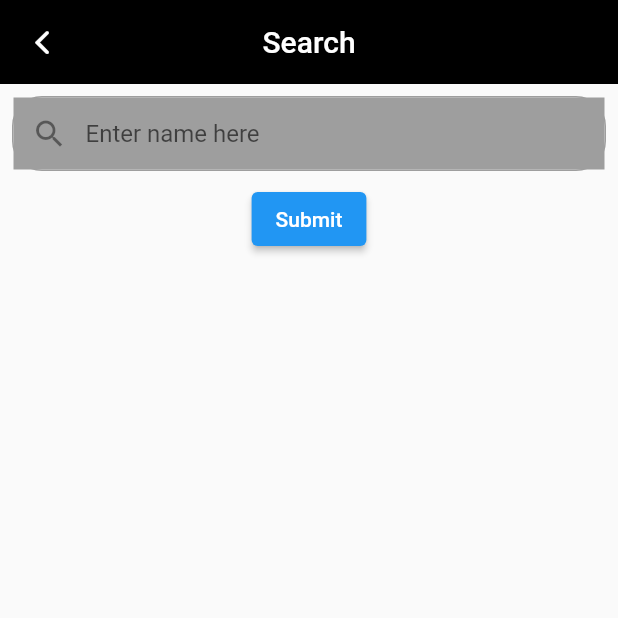
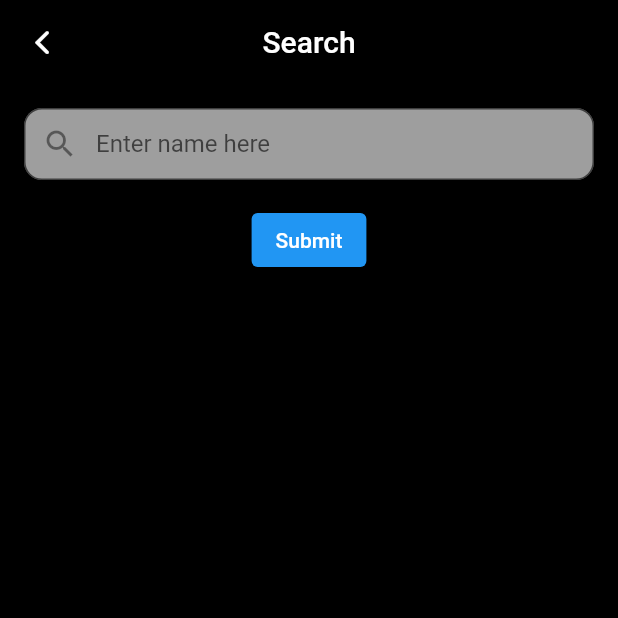
Before and after one commit to kiengocngo/newss, a Flutter app: the FriendSearch screen opened by its route, on a phone screen of 412 x 824 dp, the top half of it. Run offline on Flutter 3.47's test engine with Material 2 defaults, Android fonts, the phone set to English and light mode, and no system bars; our stand-ins replace bloc, bloc_concurrency, cloud_firestore, equatable, firebase_core, flutter_bloc and 1 more; accounts and stored records are empty; key blocks and very long unbroken strings in the code were emptied for the run.

Commit message:
add friend search + add friend

```diff
--- a/lib/blocs/chats_bloc/chats_bloc.dart
+++ b/lib/blocs/chats_bloc/chats_bloc.dart
@@ -29,7 +29,6 @@ class ChatsBloc extends Bloc<ChatsEvent, ChatsState> {
                   message: data.docs[i].data()["message"]));
             }
           }
-          print(tmp.length);
           emit(ChatsState.loaded(tmp));
 
           //  log(tmp.toString());
--- a/lib/src/components/input_text/text_field.dart
+++ b/lib/src/components/input_text/text_field.dart
@@ -1,4 +1,5 @@
 import 'package:flutter/material.dart';
+import 'package:flutter/services.dart';
 
 // ignore: must_be_immutable
 class TextInputField extends StatelessWidget {
@@ -18,14 +19,9 @@ class TextInputField extends StatelessWidget {
   @override
   Widget build(BuildContext context) {
     return Padding(
-      padding: const EdgeInsets.all(8.0),
-      child: Container(
-        decoration: BoxDecoration(
-            border: Border.all(
-              color: Colors.grey,
-            ),
-            borderRadius: BorderRadius.circular(20)),
+      padding: const EdgeInsets.all(16.0),
       child: TextFormField(
+        style: TextStyle(color: Colors.white),
         keyboardType: type,
         controller: controller,
         textAlignVertical: TextAlignVertical.center,
@@ -38,7 +34,9 @@ class TextInputField extends StatelessWidget {
           prefixIcon: prefixIcon,
           contentPadding: const EdgeInsets.only(left: 4),
           hintText: text,
-            border: InputBorder.none,
+          border: OutlineInputBorder(
+            borderRadius: BorderRadius.circular(12),
+            borderSide: const BorderSide(color: Colors.grey, width: 1),
           ),
         ),
       ),
--- a/lib/src/models/my_user.dart
+++ b/lib/src/models/my_user.dart
@@ -6,6 +6,7 @@ class MyUser {
   String phoneNumber;
   String address;
   String base64Image;
+  List<String> friends;
   MyUser({
     required this.uid,
     required this.name,
@@ -14,6 +15,7 @@ class MyUser {
     required this.phoneNumber,
     required this.address,
     required this.base64Image,
+    required this.friends,
   });
 
   factory MyUser.fromJson(Map<String, dynamic> json) {
@@ -22,6 +24,7 @@ class MyUser {
         name: json["name"],
         email: json["email"],
         password: "no",
+        friends: json["friends"],
         phoneNumber: json["phoneNumber"],
         address: json["address"],
         base64Image: json["base64Image"]);
--- a/lib/src/ui/chat/components/receiver_message.dart
+++ b/lib/src/ui/chat/components/receiver_message.dart
@@ -1,8 +1,6 @@
 import 'dart:convert';
 
 import 'package:flutter/material.dart';
-
-import '../../../components/constant.dart';
 
 // ignore: must_be_immutable
 class ReceiverMessage extends StatelessWidget {
--- a/lib/src/ui/chat/screens/details.dart
+++ b/lib/src/ui/chat/screens/details.dart
@@ -1,4 +1,3 @@
-
 import 'package:cloud_firestore/cloud_firestore.dart';
 import 'package:flutter/material.dart';
 import 'package:flutter_bloc/flutter_bloc.dart';
@@ -69,7 +68,6 @@ class _DetailsScreenState extends State<DetailsScreen> {
                           }
                         } else {
                           return Column(
-
                             children: [
                               Text(
                                 DateFormat.yMd().add_jm().format(
--- a/lib/src/ui/chat/screens/enter_chat_room.dart
+++ b/lib/src/ui/chat/screens/enter_chat_room.dart
@@ -10,7 +10,7 @@ class EnterChatRoom extends StatelessWidget {
   Widget build(BuildContext context) {
     return Scaffold(
       appBar: AppBar(
-        title: Text("Enter uid"),
+        title: const Text("Enter uid"),
         centerTitle: true,
       ),
       body: Center(
@@ -19,7 +19,7 @@ class EnterChatRoom extends StatelessWidget {
             TextInputField(
                 text: "Enter user uid",
                 type: TextInputType.text,
-                prefixIcon: Icon(Icons.text_fields),
+                prefixIcon: const Icon(Icons.text_fields),
                 controller: _controller),
             ElevatedButton(
                 onPressed: () {
--- a/lib/src/ui/chat/screens/friend_search.dart
+++ b/lib/src/ui/chat/screens/friend_search.dart
@@ -14,6 +14,7 @@ class FriendSearch extends StatelessWidget {
   Widget build(BuildContext context) {
     Size size = MediaQuery.of(context).size;
     return Scaffold(
+      backgroundColor: Colors.black,
       appBar: AppBar(
         centerTitle: true,
         title: const Text(
@@ -67,12 +68,18 @@ class FriendSearch extends StatelessWidget {
                       child: ListView.builder(
                         itemCount: state.users.length,
                         itemBuilder: (context, index) {
-                          return UserInfo(userName: state.users[index].name, userImage: state.users[index].base64Image,);
+                          return UserInfo(
+                            userName: state.users[index].name,
+                            userImage: state.users[index].base64Image,
+                          );
                         },
                       ),
                     );
                   default:
-                    return const Text("error");
+                    return const Text(
+                      "error",
+                      style: TextStyle(color: Colors.white),
+                    );
                 }
               },
             ),
--- a/pubspec.yaml
+++ b/pubspec.yaml
@@ -46,6 +46,7 @@ dependencies:
   date_format: ^2.0.6
   intl: ^0.17.0
   flutter_spinkit: ^5.1.0
+  animations: ^2.0.3
 
 dev_dependencies:
   flutter_test:
```
Also changed, not shown: lib/src/components/constant.dart (+1 -0 lines), lib/src/routes/app_routes.dart (+5 -3 lines), lib/src/ui/chat/components/user_info.dart (+12 -2 lines), lib/blocs/search_bloc/search_bloc_state.dart (line endings or trailing spaces), pubspec.lock. Lines whose indentation alone changed are shown as unchanged.
